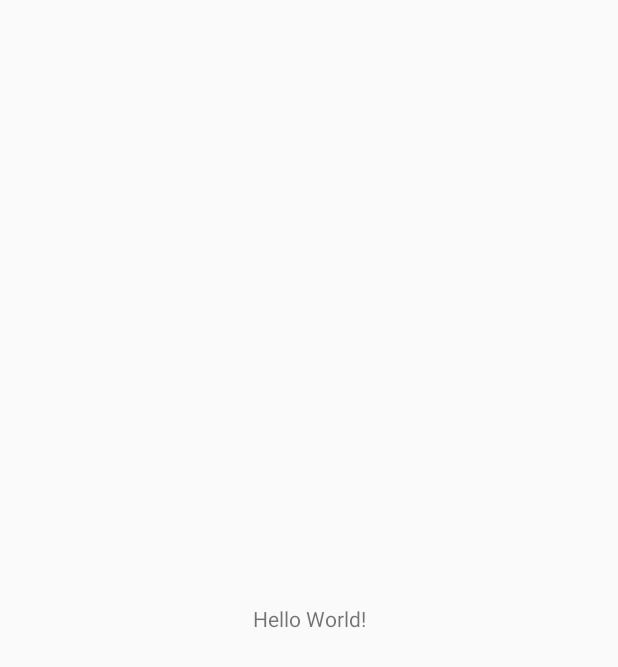
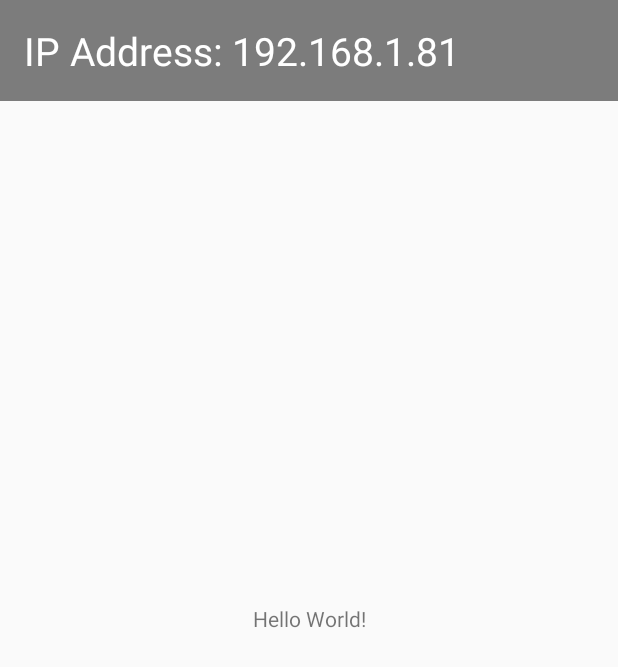
Before and after one commit to tvbarthel/scene, an Android app: the screen it shows after launch (MainActivity), on a phone screen of 412 x 824 dp. Before the commit the part shown is almost empty. Shown: the top 667 px of the screen. Run offline under Robolectric (Android 15) with nearby library versions, the phone set to English and light mode, and no system bars.

Commit message:
[Things] Add a textview for the ip address
The static ip address is now displayed at the top of the screen.

```diff
--- a/things/src/main/res/layout/activity_main.xml
+++ b/things/src/main/res/layout/activity_main.xml
@@ -5,6 +5,16 @@
     android:layout_width="match_parent"
     android:layout_height="match_parent"
     tools:context=".MainActivity">
+
+    <TextView
+        android:layout_width="match_parent"
+        android:layout_height="wrap_content"
+        android:background="#80000000"
+        android:gravity="center_vertical"
+        android:padding="16dp"
+        android:text="IP Address: 192.168.1.81"
+        android:textColor="#FFFFFF"
+        android:textSize="26sp" />
 
     <TextView
         android:layout_width="wrap_content"
```
